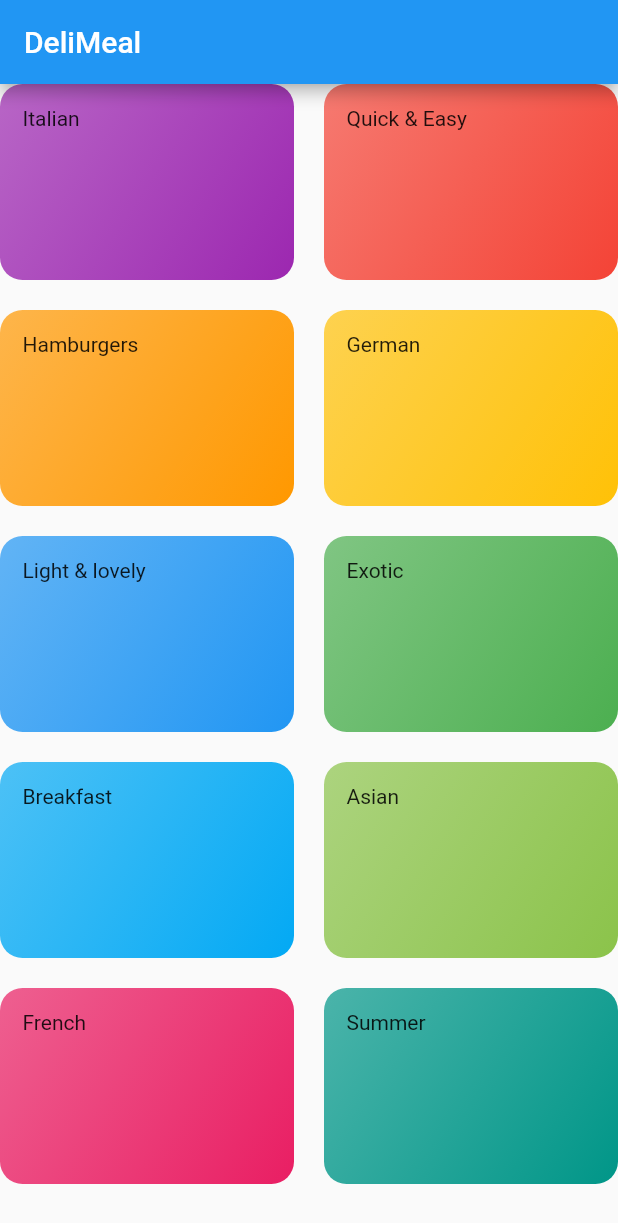
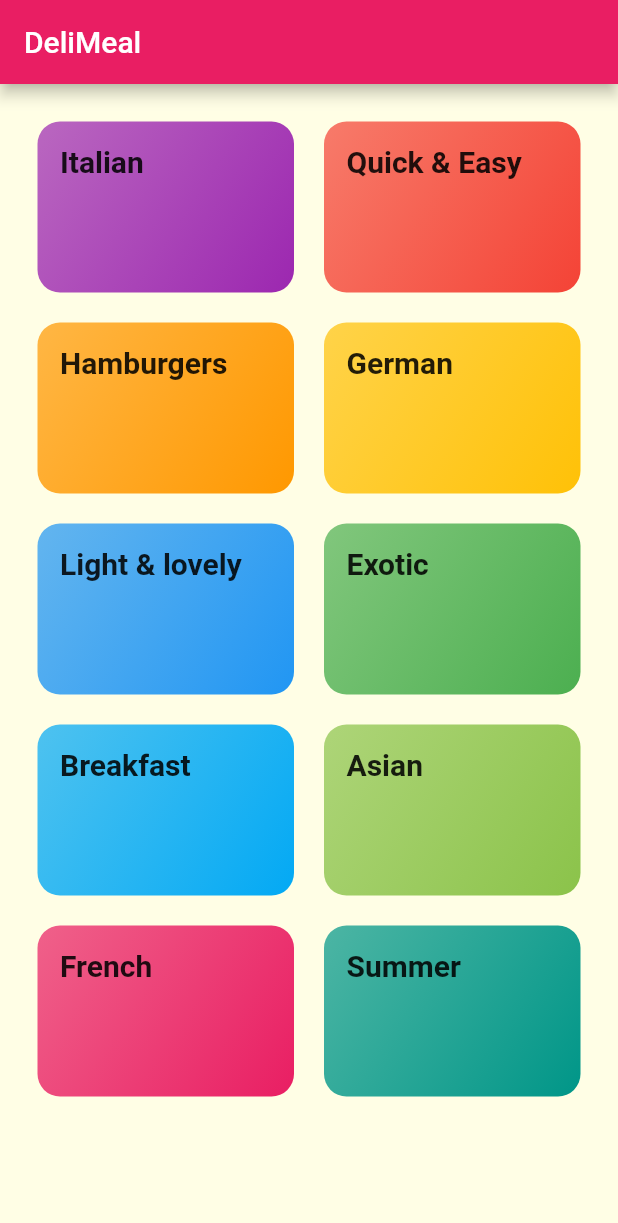
Before and after one commit to ong-ar/flutter_meals, a Flutter app: the screen it shows after launch, on a phone screen of 412 x 824 dp. Shown: the top 1223 px of the screen. Run offline on Flutter 3.47's test engine with Material 2 defaults, Android fonts, the phone set to English and light mode, and no system bars; Roboto replaces fonts that are missing (NanumGothic).

Commit message:
category meal screen 추가 및 적용

```diff
--- a/lib/categories_screen.dart
+++ b/lib/categories_screen.dart
@@ -11,6 +11,7 @@ class CategoriesScreen extends StatelessWidget {
         title: const Text('DeliMeal'),
       ),
       body: GridView(
+        padding: const EdgeInsets.all(25),
         children: <Widget>[
           ...DUMMY_CATEGORIES
               .map((catDate) => CategoryItem(catDate.title, catDate.color))
--- a/lib/category_item.dart
+++ b/lib/category_item.dart
@@ -1,4 +1,5 @@
 import 'package:flutter/material.dart';
+import 'package:flutter_meals/category_meals_screen.dart';
 
 class CategoryItem extends StatelessWidget {
   final String title;
@@ -6,11 +7,28 @@ class CategoryItem extends StatelessWidget {
 
   CategoryItem(this.title, this.color);
 
+  void selectCategory(BuildContext ctx) {
+    Navigator.of(ctx).push(
+      MaterialPageRoute(
+        builder: (_) {
+          return CategoryMealsScreen();
+        },
+      ),
+    );
+  }
+
   @override
   Widget build(BuildContext context) {
-    return Container(
+    return InkWell(
+      onTap: () => selectCategory(context),
+      splashColor: Theme.of(context).primaryColor,
+      borderRadius: BorderRadius.circular(15),
+      child: Container(
         padding: const EdgeInsets.all(15),
-      child: Text(title),
+        child: Text(
+          title,
+          style: Theme.of(context).textTheme.title,
+        ),
         decoration: BoxDecoration(
           gradient: LinearGradient(
             colors: [color.withOpacity(0.7), color],
@@ -19,6 +37,7 @@ class CategoryItem extends StatelessWidget {
           ),
           borderRadius: BorderRadius.circular(15),
         ),
+      ),
     );
   }
 }
--- a/lib/main.dart
+++ b/lib/main.dart
@@ -9,7 +9,21 @@ class MyApp extends StatelessWidget {
     return MaterialApp(
       title: 'MeliMeals',
       theme: ThemeData(
-        primarySwatch: Colors.blue,
+        primarySwatch: Colors.pink,
+        accentColor: Colors.amber,
+        canvasColor: Color.fromRGBO(255, 254, 229, 1),
+        fontFamily: 'NanumGothic',
+        textTheme: ThemeData.light().textTheme.copyWith(
+            body1: TextStyle(
+              color: Color.fromRGBO(20, 51, 51, 1),
+            ),
+            body2: TextStyle(
+              color: Color.fromRGBO(20, 51, 51, 1),
+            ),
+            title: TextStyle(
+              fontSize: 20,
+              fontWeight: FontWeight.bold,
+            )),
       ),
       home: CategoriesScreen(),
     );
```
Also changed, not shown: lib/category_meals_screen.dart (added, +17 -0 lines), pubspec.yaml (+8 -8 lines), 3 other files. Lines whose indentation alone changed are shown as unchanged.
